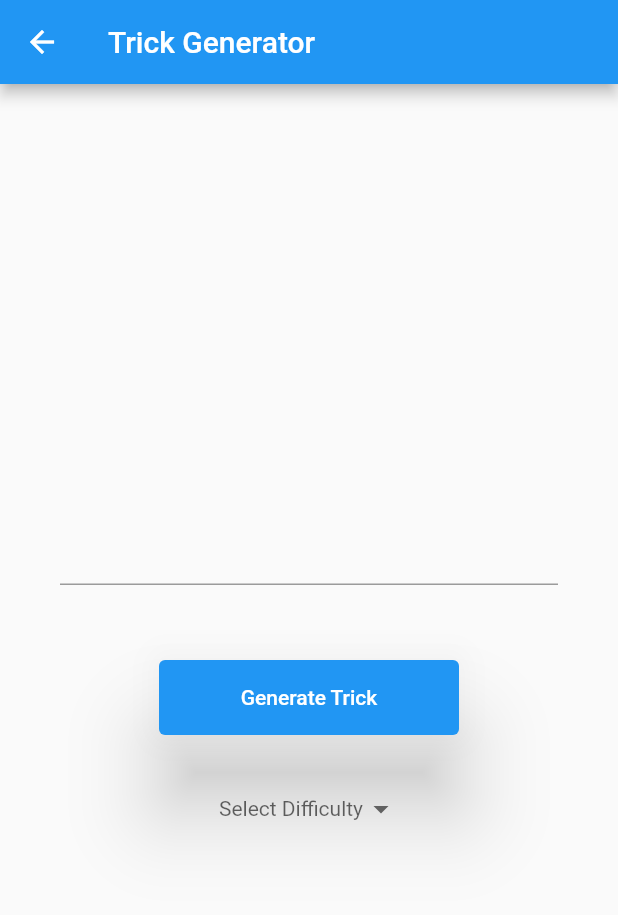
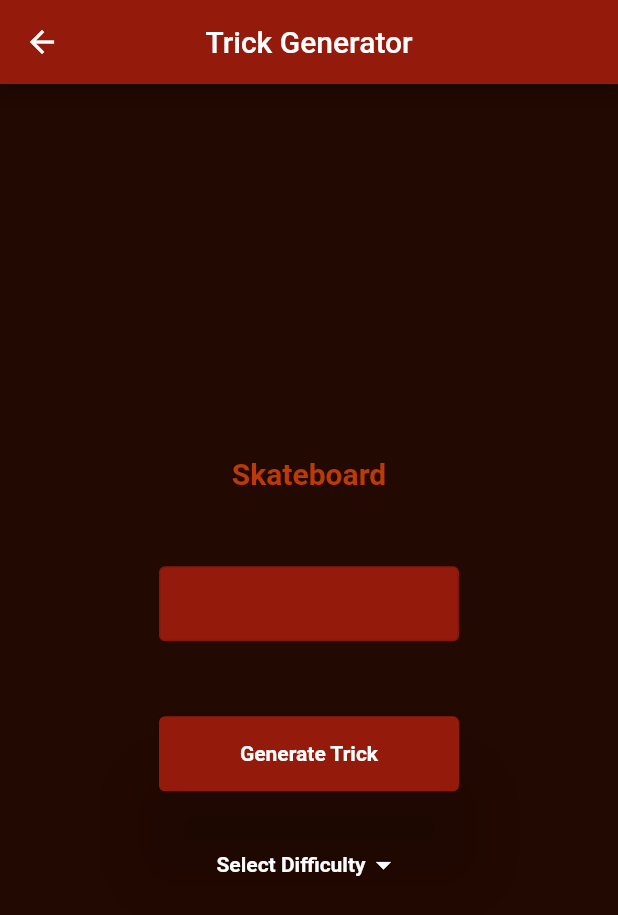
Before and after one commit to blf885/CS3141-sectionR02-team11, a Flutter app: the screen it shows after launch, after a tap on "Skateboard", on a phone screen of 412 x 824 dp. Shown: the top 915 px of the screen. Run offline on Flutter 3.47's test engine with Material 2 defaults, Android fonts, the phone set to English and light mode, and no system bars.

Commit message:
Various Stylized Changes and View Function
Inserted trick data into respective vehicle trick lists. Added functionality to select a generated trick and to view a page based on that trick. Overhauled the style of the app and created a "rusty" theme to it.

```diff
--- a/project_knievel/lib/main.dart
+++ b/project_knievel/lib/main.dart
@@ -15,6 +15,7 @@ void main() {
 
 int vehicleChoice = 0;
 var textTrickController = TextEditingController();
+String vehicleText = '';
 
 class ChooseVehicle extends StatelessWidget {
   const ChooseVehicle({super.key});
@@ -23,8 +24,16 @@ class ChooseVehicle extends StatelessWidget {
   @override
   Widget build(BuildContext context) {
     return Scaffold(
+      backgroundColor: const Color(0xff220901),
       appBar: AppBar(
-        title: const Text('Project Knievel'),
+        centerTitle: true,
+        backgroundColor: const Color(0xff941B0C),
+        title: const Text(
+          'Project Knievel',
+          style: TextStyle(
+            color: Color(0xffffffff),
+            fontWeight: FontWeight.bold),
+        ),
       ),
       body: Padding(
           padding: const EdgeInsets.all(15),
@@ -38,7 +47,13 @@ class ChooseVehicle extends StatelessWidget {
                         const TextStyle(fontSize: 20, color: Colors.black),
                   ),
                   onPressed: null,
-                  child: const Text('Choose a Vehicle'),
+                  child: const Text(
+                    'Choose a Vehicle',
+                    style: TextStyle(
+                      color: Color(0xffBC3908),
+                      fontWeight: FontWeight.bold,
+                    ),
+                  ),
                 ),
                 Container(
                   margin: const EdgeInsets.all(25),
@@ -47,10 +62,18 @@ class ChooseVehicle extends StatelessWidget {
                       elevation: 25,
                       minimumSize: const Size(200, 50),
                       maximumSize: const Size(200, 50),
+                      backgroundColor: const Color(0xff941B0C),
                     ),
-                    child: const Text("Skateboard"),
+                    child: const Text(
+                      "Skateboard",
+                      style: TextStyle(
+                        color: Color(0xffffffff),
+                        fontWeight: FontWeight.bold,
+                      ),
+                    ),
                     onPressed: () {
                       vehicleChoice = 1;
+                      vehicleText = "Skateboard";
                       textTrickController.text = "";
 
                       Navigator.push(
@@ -68,10 +91,18 @@ class ChooseVehicle extends StatelessWidget {
                       elevation: 25,
                       minimumSize: const Size(200, 50),
                       maximumSize: const Size(200, 50),
+                      backgroundColor: const Color(0xff941B0C),
                     ),
-                    child: const Text("Scooter"),
+                    child: const Text(
+                      "Scooter",
+                      style: TextStyle(
+                        color: Color(0xffffffff),
+                        fontWeight: FontWeight.bold,
+                      ),
+                    ),
                     onPressed: () {
                       vehicleChoice = 2;
+                      vehicleText = "Scooter";
                       textTrickController.text = "";
 
                       Navigator.push(
@@ -89,10 +120,18 @@ class ChooseVehicle extends StatelessWidget {
                       elevation: 25,
                       minimumSize: const Size(200, 50),
                       maximumSize: const Size(200, 50),
+                      backgroundColor: const Color(0xff941B0C),
                     ),
-                    child: const Text("Bike"),
+                    child: const Text(
+                      "Bike",
+                      style: TextStyle(
+                        color: Color(0xffffffff),
+                        fontWeight: FontWeight.bold,
+                      ),
+                    ),
                     onPressed: () {
                       vehicleChoice = 3;
+                      vehicleText = "Bike";
                       textTrickController.text = "";
 
                       Navigator.push(
@@ -217,9 +256,38 @@ final List<String> difficulty = [
   'Hard',
 ];
 
-var trickListSkateboard = ['A', 'B', 'C', 'D', 'E'];
-var trickListScooter = ['F', 'G', 'H', 'I', 'J'];
-var trickListBike = ['K', 'L', 'M', 'N', 'O'];
+var trickListSkateboard = ['Manual', 'Switch', 'Ollie', 'Kickflip', 'Schuvvit', 'Nose Stall', 'Tray Flip', 'Hard Flip', 'Backside 180'];
+var trickListScooter = ['Tail Whip', 'Bar Spin', 'Heal Whip', 'Finger Whip', 'Tail Whip Rewind', 'Turn Down', 'Bri Flip', 'Inward Bri Flip', 'Back Flip'];
+var trickListBike = ['Bunny Hop', 'Manual', 'Air', 'Bar Spin', '360', 'Crank Flip', 'Toboggan', 'X-Up', 'Tail Whip'];
+
+class ViewTrickWidget extends StatefulWidget {
+  const ViewTrickWidget({super.key});
+
+  @override
+  // ignore: library_private_types_in_public_api
+  _ViewTrick createState() => _ViewTrick();
+}
+
+class _ViewTrick extends State<ViewTrickWidget> {
+  String viewTrickName = textTrickController.text;
+  @override
+  Widget build(BuildContext context) {
+    return Scaffold(
+      backgroundColor: const Color(0xff220901),
+      appBar: AppBar(
+        centerTitle: true,
+        backgroundColor: const Color(0xff941B0C),
+        title: Text(
+          'View Trick: $viewTrickName',
+          style: const TextStyle(
+            color: Color(0xffffffff),
+            fontWeight: FontWeight.bold,
+          ),
+        ),
+      ),
+    );
+  }
+}
 
 class TrickGenWidget extends StatefulWidget {
   const TrickGenWidget({super.key});
@@ -233,8 +301,14 @@ class _TrickGen extends State<TrickGenWidget> {
   @override
   Widget build(BuildContext context) {
     return Scaffold(
+      backgroundColor: const Color(0xff220901),
         appBar: AppBar(
-          title: const Text('Trick Generator'),
+          centerTitle: true,
+          backgroundColor: const Color(0xff941B0C),
+          title: const Text(
+            'Trick Generator',
+            style: TextStyle(color: Color(0xffffffff)),
+          ),
         ),
         body: Padding(
           padding: const EdgeInsets.all(15),
@@ -245,9 +319,43 @@ class _TrickGen extends State<TrickGenWidget> {
 
                 Container(
                   margin: const EdgeInsets.all(25),
-                  child: TextField(
-                    controller: textTrickController,
-                    textAlign: TextAlign.center,
+                  child: Text(
+                    vehicleText,
+                    style: const TextStyle(
+                      color: Color(0xffBC3908),
+                      fontSize: 20,
+                      fontWeight: FontWeight.bold,
+                    ),
+                  ),
+                ),
+
+                Container(
+                  margin: const EdgeInsets.all(25),
+                  child: OutlinedButton(
+                    style: OutlinedButton.styleFrom(
+                      minimumSize: const Size(200, 50),
+                      maximumSize: const Size(200, 50),
+                      backgroundColor: const Color(0xff941B0C),
+                    ),
+                      onPressed: () {
+                        Navigator.push(
+                        context,
+                        MaterialPageRoute(
+                            builder: (context) => const ViewTrickWidget()),
+                        );
+                      },
+                      child: TextField(
+                        enabled: false,
+                        controller: textTrickController,
+                        textAlign: TextAlign.center,
+                        decoration: const InputDecoration(
+                          border: InputBorder.none,
+                        ),
+                        style: const TextStyle(
+                          color: Color(0xffffffff),
+                          fontWeight: FontWeight.bold,
+                        ),
+                      ),
                   ),
                 ),
 
@@ -258,6 +366,7 @@ class _TrickGen extends State<TrickGenWidget> {
                       elevation: 25,
                       minimumSize: const Size(200, 50),
                       maximumSize: const Size(200, 50),
+                      backgroundColor: const Color(0xff941B0C),
                     ),
                     onPressed: () {
 
@@ -272,18 +381,32 @@ class _TrickGen extends State<TrickGenWidget> {
                       }
 
                     },
-                    child: const Text('Generate Trick'),
+                    child: const Text(
+                      'Generate Trick',
+                      style: TextStyle(
+                        color: Color(0xffffffff),
+                        fontWeight: FontWeight.bold,
+                      ),
+                    ),
                   ),
                 ),
 
                 DropdownButtonHideUnderline(
                   child: DropdownButton(
+                    dropdownColor: const Color(0xff941B0C),
+                    // ignore: prefer_const_constructors
                     hint: Text(
                       'Select Difficulty',
-                      style: TextStyle(
+                      style: const TextStyle(
+                        color: Color(0xffffffff),
                         fontSize: 14,
-                        color: Theme.of(context).hintColor,
+                        fontWeight: FontWeight.bold,
                       ),
+                    ),
+                    // ignore: prefer_const_constructors
+                    icon: Icon(
+                      Icons.arrow_drop_down,
+                      color: const Color(0xffffffff),
                     ),
                     items: difficulty
                         .map((item) => DropdownMenuItem<String>(
@@ -292,7 +415,9 @@ class _TrickGen extends State<TrickGenWidget> {
                               child: Text(
                                 item,
                                 style: const TextStyle(
+                                  color: Color(0xffffffff),
                                   fontSize: 14,
+                                  fontWeight: FontWeight.bold,
                                 ),
                               ),
                             ))
@@ -308,6 +433,7 @@ class _TrickGen extends State<TrickGenWidget> {
               ],
             ),
           ),
-        ));
+        )
+      );
   }
 }
```
